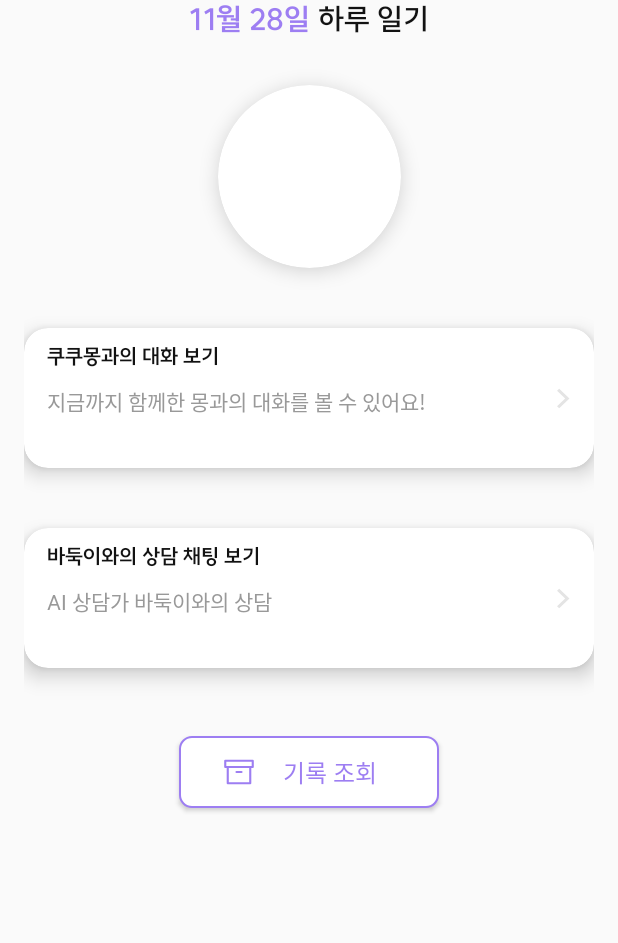
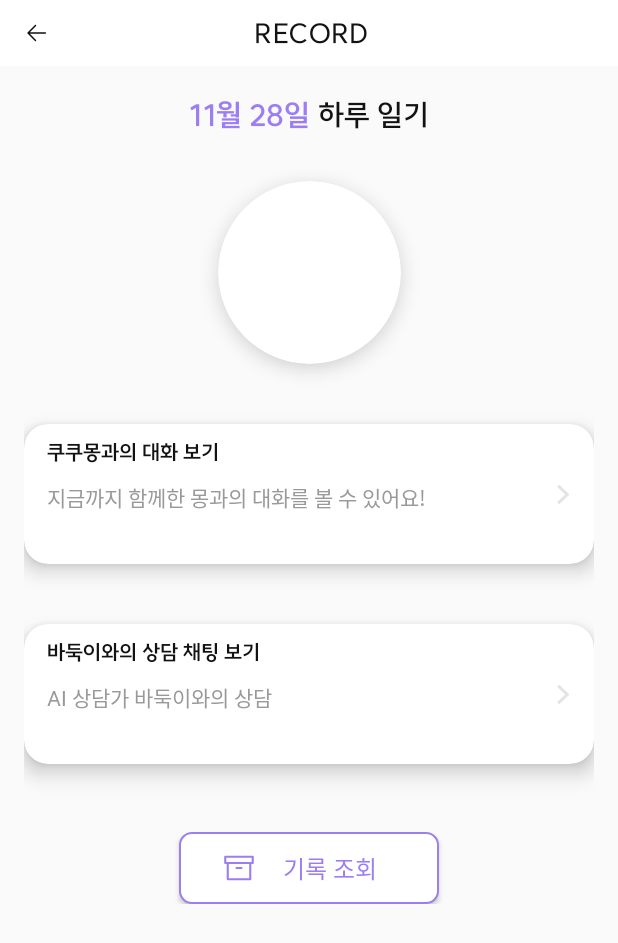
Before and after one commit to bw-green/DURYMONG-Android, an Android app: the fragment DailyRecordFragment shown on its own in the app's theme, on a phone screen of 412 x 824 dp. Shown: the top 943 px of the screen. Run offline under Robolectric (Android 15) with nearby library versions, the phone set to English and light mode, and no system bars.

Commit message:
[fix]: 5-3, 5-4 화면 top app bar 추가

```diff
--- a/app/src/main/res/layout/fragment_do_it_daily_record.xml
+++ b/app/src/main/res/layout/fragment_do_it_daily_record.xml
@@ -1,11 +1,53 @@
 <?xml version="1.0" encoding="utf-8"?>
 <androidx.constraintlayout.widget.ConstraintLayout xmlns:android="http://schemas.android.com/apk/res/android"
     xmlns:app="http://schemas.android.com/apk/res-auto"
-    xmlns:tools="http://schemas.android.com/tools"
     android:layout_width="match_parent"
     android:layout_height="match_parent"
+    android:background="#FAFAFA">
+
+    <androidx.constraintlayout.widget.ConstraintLayout
+        android:id="@+id/cl_daily_record_top_bar"
+        android:layout_width="match_parent"
+        android:layout_height="44dp"
+        android:background="@color/white"
+        app:layout_constraintStart_toStartOf="parent"
+        app:layout_constraintTop_toTopOf="parent">
+
+        <ImageView
+            android:id="@+id/iv_top_app_bar_back"
+            android:layout_width="wrap_content"
+            android:layout_height="wrap_content"
+            android:layout_marginLeft="12dp"
+            android:contentDescription="@string/top_bar_back_button"
+            android:src="@drawable/ic_topbar_arrow_back"
+            app:layout_constraintBottom_toBottomOf="parent"
+            app:layout_constraintStart_toStartOf="parent"
+            app:layout_constraintTop_toTopOf="parent" />
+
+        <TextView
+            android:id="@+id/tv_top_app_bar_title"
+            android:layout_width="wrap_content"
+            android:layout_height="wrap_content"
+            android:layout_marginStart="4dp"
+            android:fontFamily="@font/suite_semi_bold"
+            android:text="RECORD"
+            android:textColor="@color/black"
+            android:textSize="18sp"
+            app:layout_constraintBottom_toBottomOf="parent"
+            app:layout_constraintEnd_toEndOf="parent"
+            app:layout_constraintStart_toStartOf="parent"
+            app:layout_constraintTop_toTopOf="parent" />
+
+    </androidx.constraintlayout.widget.ConstraintLayout>
+
+    <androidx.constraintlayout.widget.ConstraintLayout
+        android:id="@+id/cl_daily_record_screen_container"
+        android:layout_width="match_parent"
+        android:layout_height="0dp"
+        android:layout_marginTop="20dp"
+        android:paddingHorizontal="16dp"
         android:background="#FAFAFA"
-    android:paddingHorizontal="16dp">
+        app:layout_constraintTop_toBottomOf="@id/cl_daily_record_top_bar">
 
         <androidx.constraintlayout.widget.ConstraintLayout
             android:id="@+id/cl_date_info_container"
@@ -173,5 +215,7 @@
             app:layout_constraintEnd_toEndOf="parent"
             app:layout_constraintStart_toStartOf="parent"
             app:layout_constraintTop_toBottomOf="@id/card_ai_chat_record" />
+    </androidx.constraintlayout.widget.ConstraintLayout>
+
 
 </androidx.constraintlayout.widget.ConstraintLayout>
```
Also changed, not shown: app/src/main/res/layout/fragment_do_it_daily_diary.xml (+49 -1 lines). Lines whose indentation alone changed are shown as unchanged.
